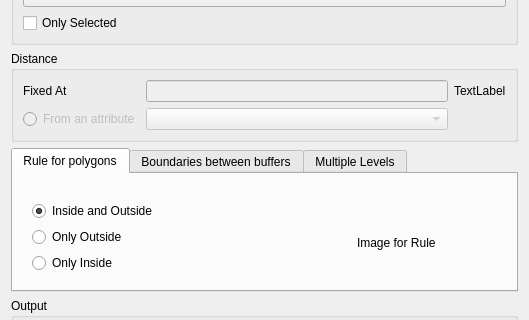
Above: src/terralib/vp/qt/ui/BufferDialogForm.ui from claudiobogossian/terralib5 before the change; both pictures show x 0 to 529 and y 111 to 431 of the 529 by 588 pixel window. Below: the same form after it.
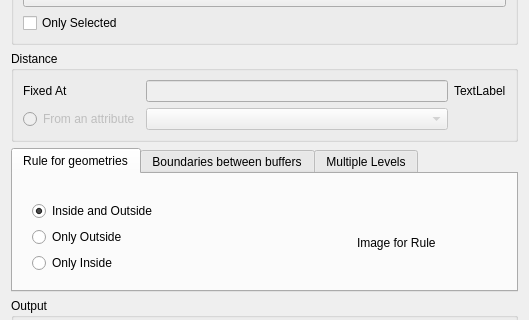
That is the form after the change. Custom widgets are drawn as their Qt base class.

The edit to the form file:
```diff
--- a/src/terralib/vp/qt/ui/BufferDialogForm.ui
+++ b/src/terralib/vp/qt/ui/BufferDialogForm.ui
@@ -7,7 +7,7 @@
     <x>0</x>
     <y>0</y>
     <width>549</width>
-    <height>543</height>
+    <height>617</height>
    </rect>
   </property>
   <property name="windowTitle">
@@ -188,7 +188,7 @@
        </property>
        <widget class="QWidget" name="m_rulePolTab">
         <attribute name="title">
-         <string>Rule for polygons</string>
+         <string>Rule for geometries</string>
         </attribute>
         <layout class="QGridLayout" name="gridLayout_6">
          <item row="0" column="0">
```
